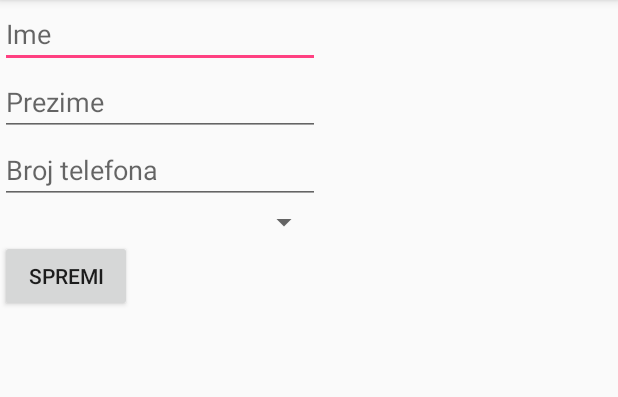
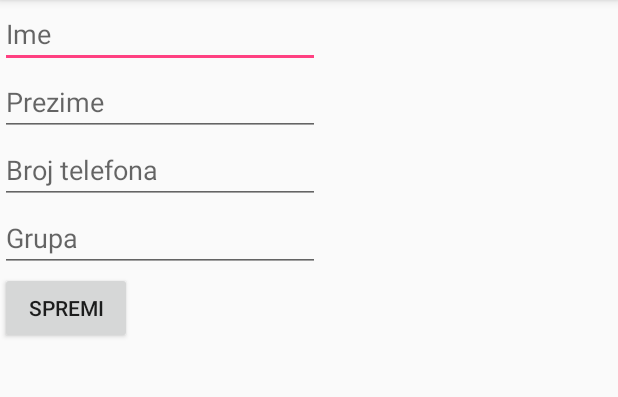
Before and after one commit to vanjs83/TelefonskiImenik, an Android app: the screen it shows after launch (MainActivity), on a phone screen of 412 x 824 dp, the part 84-481 px from its top. Run offline under Robolectric (Android 15) with nearby library versions, the phone set to English and light mode, and no system bars; libraries missing offline, so code that uses them is left out: com.itextpdf.text; 2 statements that could not run were skipped.

Commit message:
Ubaci nove biblioteke

```diff
--- a/app/build.gradle
+++ b/app/build.gradle
@@ -20,11 +20,15 @@ android {
 }
 
 dependencies {
-    compile fileTree(dir: 'libs', include: ['*.jar'])
+    compile fileTree(include: ['*.jar'], dir: 'libs')
     androidTestCompile('com.android.support.test.espresso:espresso-core:2.2.2', {
         exclude group: 'com.android.support', module: 'support-annotations'
     })
     compile 'com.android.support:appcompat-v7:25.3.1'
     compile 'com.android.support.constraint:constraint-layout:1.0.2'
     testCompile 'junit:junit:4.12'
+    compile files('libs/itext5-5.5.11/itext5-itext-pdfa-5.5.11.jar')
+    compile files('libs/itext5-5.5.11/itext5-itextpdf-5.5.11.jar')
+    compile files('libs/itext5-5.5.11/itext5-xmlworker-5.5.11.jar')
+    compile files('libs/itext5-5.5.11/itext5-itext-pdfa-5.5.11-sources.jar')
 }
--- a/app/src/main/java/com/imenik/osmibit/telefonskiimenik/Contact.java
+++ b/app/src/main/java/com/imenik/osmibit/telefonskiimenik/Contact.java
@@ -5,6 +5,7 @@ package com.imenik.osmibit.telefonskiimenik;
  */
 public class Contact {
     int _id;
+    Group _groupId;
     String _name;
     String _surname;
     String _phone_number;
@@ -21,6 +22,8 @@ public class Contact {
         this._surname = surname;
         this._phone_number = phone_number;
     }
+
+
 
     public int getID(){
         return this._id;
--- a/app/src/main/res/layout/activity_main.xml
+++ b/app/src/main/res/layout/activity_main.xml
@@ -36,15 +36,17 @@
         tools:ignore="HardcodedText" />
 
 
-    <Spinner
-        android:id="@+id/spinner"
+    <EditText
+        android:id="@+id/editGroup"
         android:layout_width="match_parent"
         android:layout_height="wrap_content"
         android:layout_alignParentLeft="true"
         android:layout_alignParentStart="true"
         android:layout_below="@+id/editNumber"
         android:layout_alignRight="@+id/editNumber"
-        android:layout_alignEnd="@+id/editNumber" />
+        android:layout_alignEnd="@+id/editNumber"
+        android:hint="Grupa"
+        />
 
 
 
@@ -54,7 +56,7 @@
         android:layout_height="wrap_content"
         android:text="Spremi"
         android:onClick="onSaveContact"
-        android:layout_below="@id/spinner"
+        android:layout_below="@id/editGroup"
         tools:ignore="HardcodedText" />
 
 
```
Also changed, not shown: app/src/main/java/com/imenik/osmibit/telefonskiimenik/DatabaseHandler.java (+26 -2 lines), app/src/main/java/com/imenik/osmibit/telefonskiimenik/Group.java (+3 -4 lines), app/src/main/java/com/imenik/osmibit/telefonskiimenik/MainActivity.java (+59 -11 lines).
